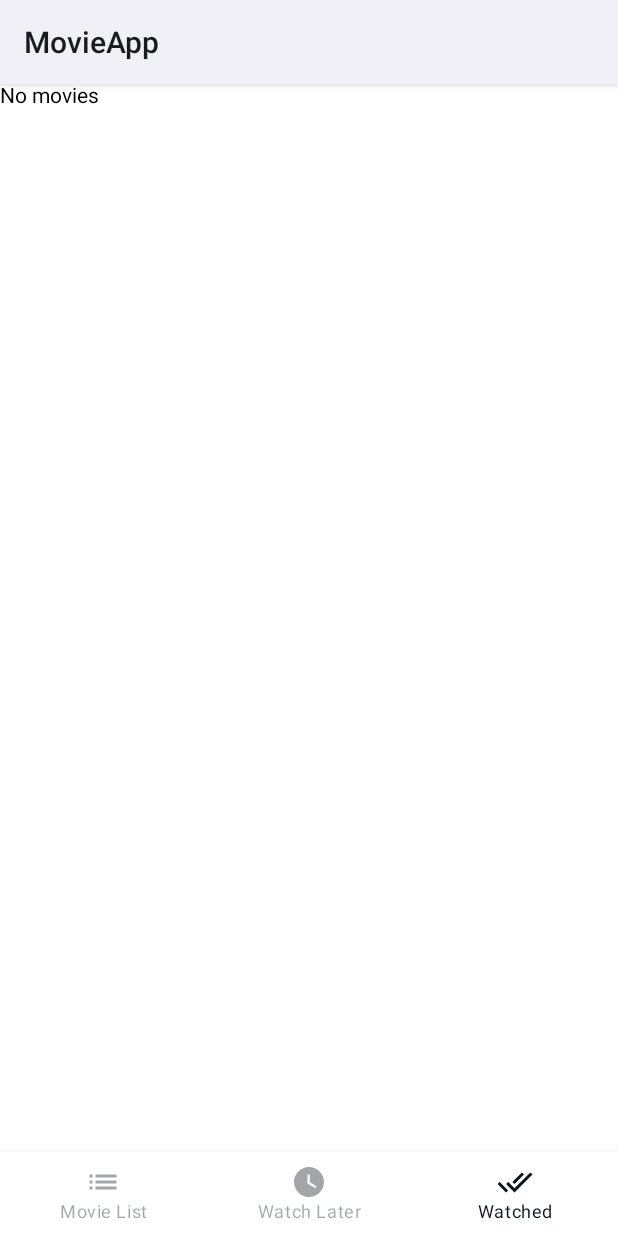
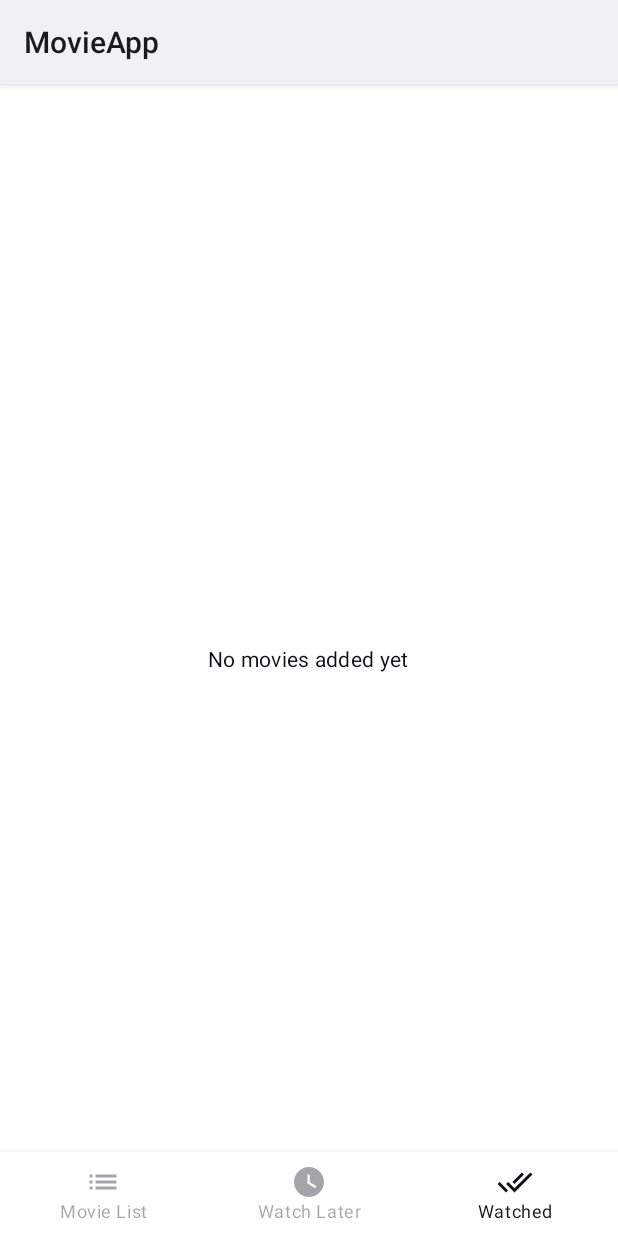
Before and after one commit to andrii-zubenko/MovieApp, an Android app built with Jetpack Compose: the WatchLaterScreen screen opened through its navigation route, item 3 of the bottom bar chosen, on a phone screen of 412 x 824 dp. Run offline under Robolectric (Android 15) with nearby library versions, the phone set to English and light mode, and no system bars; our stand-ins replace Dagger/Hilt's generated code, Shimmer.

```diff
--- /dev/null
+++ b/app/src/main/java/com/andrii/movieapp/ui/components/NoMoviesAdded.kt
@@ -0,0 +1,25 @@
+package com.andrii.movieapp.ui.components
+
+import androidx.compose.foundation.layout.Box
+import androidx.compose.foundation.layout.fillMaxSize
+import androidx.compose.material3.MaterialTheme
+import androidx.compose.material3.Text
+import androidx.compose.runtime.Composable
+import androidx.compose.ui.Alignment
+import androidx.compose.ui.Modifier
+import androidx.compose.ui.res.stringResource
+import com.andrii.movieapp.R
+
+@Composable
+fun NoMoviesAdded() {
+    Box(
+        modifier = Modifier.fillMaxSize(),
+        contentAlignment = Alignment.Center
+    ) {
+        Text(
+            text = stringResource(R.string.no_movies_added_yet),
+            color = MaterialTheme.colorScheme.onSurface,
+            style = MaterialTheme.typography.bodyMedium,
+        )
+    }
+}
--- a/app/src/main/java/com/andrii/movieapp/ui/components/WatchLaterMovieList.kt
+++ b/app/src/main/java/com/andrii/movieapp/ui/components/WatchLaterMovieList.kt
@@ -6,7 +6,6 @@ import androidx.compose.foundation.layout.PaddingValues
 import androidx.compose.foundation.layout.fillMaxSize
 import androidx.compose.foundation.lazy.grid.GridCells
 import androidx.compose.foundation.lazy.grid.LazyVerticalGrid
-import androidx.compose.material.Text
 import androidx.compose.runtime.Composable
 import androidx.compose.ui.Modifier
 import androidx.compose.ui.unit.dp
@@ -20,7 +19,7 @@ fun WatchLaterMovieList(
     onMoviePosterTap: (movieId: Long) -> Unit,
 ) {
     if (movieListState.movies.isEmpty()) {
-        Text(text = "No movies")
+        NoMoviesAdded()
     } else {
         LazyVerticalGrid(
             modifier = modifier.fillMaxSize(),
--- a/app/src/main/java/com/andrii/movieapp/ui/components/WatchedMovieList.kt
+++ b/app/src/main/java/com/andrii/movieapp/ui/components/WatchedMovieList.kt
@@ -6,7 +6,6 @@ import androidx.compose.foundation.layout.PaddingValues
 import androidx.compose.foundation.layout.fillMaxSize
 import androidx.compose.foundation.lazy.grid.GridCells
 import androidx.compose.foundation.lazy.grid.LazyVerticalGrid
-import androidx.compose.material.Text
 import androidx.compose.runtime.Composable
 import androidx.compose.ui.Modifier
 import androidx.compose.ui.tooling.preview.Preview
@@ -22,7 +21,7 @@ fun WatchedMovieList(
     onMoviePosterTap: (movieId: Long) -> Unit,
 ) {
     if (movieListState.movies.isEmpty()) {
-        Text(text = "No movies")
+        NoMoviesAdded()
     } else {
         LazyVerticalGrid(
             modifier = modifier.fillMaxSize(),
--- a/app/src/main/java/com/andrii/movieapp/ui/screens/watched/WatchedMovieListScreen.kt
+++ b/app/src/main/java/com/andrii/movieapp/ui/screens/watched/WatchedMovieListScreen.kt
@@ -1,10 +1,10 @@
 package com.andrii.movieapp.ui.screens.watched
 
-
-import androidx.compose.material.Text
 import androidx.compose.runtime.Composable
 import androidx.compose.runtime.collectAsState
 import androidx.compose.runtime.getValue
+import com.andrii.movieapp.ui.components.GenericError
+import com.andrii.movieapp.ui.components.LoadingScreen
 import com.andrii.movieapp.ui.components.WatchedMovieList
 
 @Composable
@@ -18,7 +18,7 @@ fun WatchedMovieListScreen(
 
     when (state) {
 
-        is WatchedMovieListState.Loading -> Text(text = "Loading...")
+        is WatchedMovieListState.Loading -> LoadingScreen()
 
         is WatchedMovieListState.Success -> WatchedMovieList(
             movieListState = state as WatchedMovieListState.Success,
@@ -26,6 +26,6 @@ fun WatchedMovieListScreen(
             onMoviePosterTap = onMoviePosterTap,
         )
 
-        is WatchedMovieListState.Error -> Text(text = "Error")
+        is WatchedMovieListState.Error -> GenericError()
     }
 }
--- a/app/src/main/java/com/andrii/movieapp/ui/screens/watchlater/WatchLaterMovieListScreen.kt
+++ b/app/src/main/java/com/andrii/movieapp/ui/screens/watchlater/WatchLaterMovieListScreen.kt
@@ -1,9 +1,10 @@
 package com.andrii.movieapp.ui.screens.watchlater
 
-import androidx.compose.material.Text
 import androidx.compose.runtime.Composable
 import androidx.compose.runtime.collectAsState
 import androidx.compose.runtime.getValue
+import com.andrii.movieapp.ui.components.GenericError
+import com.andrii.movieapp.ui.components.LoadingScreen
 import com.andrii.movieapp.ui.components.WatchLaterMovieList
 
 @Composable
@@ -15,7 +16,7 @@ fun WatchLaterScreen(
     val state by viewModel.uiState.collectAsState()
 
     when (state) {
-        is WatchLaterMovieListState.Loading -> Text(text = "Loading...")
+        is WatchLaterMovieListState.Loading -> LoadingScreen()
 
         is WatchLaterMovieListState.Success -> WatchLaterMovieList(
             movieListState = state as WatchLaterMovieListState.Success,
@@ -23,6 +24,6 @@ fun WatchLaterScreen(
             onMoviePosterTap = onMoviePosterTap,
         )
 
-        is WatchLaterMovieListState.Error -> Text(text = "Error")
+        is WatchLaterMovieListState.Error -> GenericError()
     }
 }
--- a/app/src/main/res/values/strings.xml
+++ b/app/src/main/res/values/strings.xml
@@ -8,4 +8,6 @@
     <string name="watch_later">Watch Later</string>
     <string name="watched">Watched</string>
     <string name="oops_something_is_not_right">Oops! Something is not right :(</string>
+    <string name="released">Released: %1$s</string>
+    <string name="no_movies_added_yet">No movies added yet</string>
 </resources>
```
Also changed, not shown: app/src/main/java/com/andrii/movieapp/ui/components/GenericError.kt (added, +26 -0 lines), app/src/main/java/com/andrii/movieapp/ui/components/LoadingScreen.kt (added, +33 -0 lines), app/src/main/java/com/andrii/movieapp/ui/components/MovieDetails.kt (+49 -12 lines), app/src/main/java/com/andrii/movieapp/ui/components/MovieListError.kt (+1 -14 lines).
